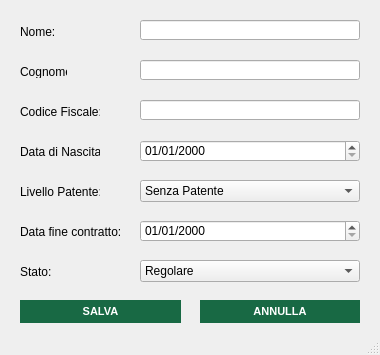
First picture: the form in src/main/gui/modifica_operatore.ui, repository OT-Rax/AnconAmbiente, before the edit.
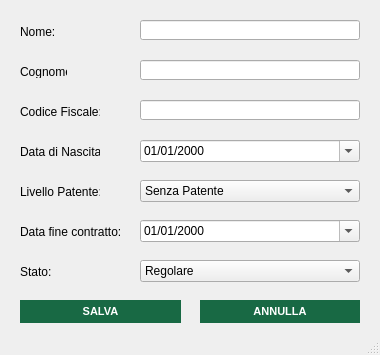
Second picture: the form after the edit. Icons and pictures are not drawn.

Diff of the .ui file:
```diff
--- a/src/main/gui/modifica_operatore.ui
+++ b/src/main/gui/modifica_operatore.ui
@@ -192,6 +192,9 @@
     <property name="displayFormat">
      <string>MM/dd/yyyy</string>
     </property>
+    <property name="calendarPopup">
+     <bool>true</bool>
+    </property>
    </widget>
    <widget class="QDateEdit" name="finecontratto_datepicker">
     <property name="geometry">
@@ -205,6 +208,9 @@
     <property name="displayFormat">
      <string>MM/dd/yyyy</string>
     </property>
+    <property name="calendarPopup">
+     <bool>true</bool>
+    </property>
    </widget>
    <widget class="QLineEdit" name="nome_field">
     <property name="geometry">
```
